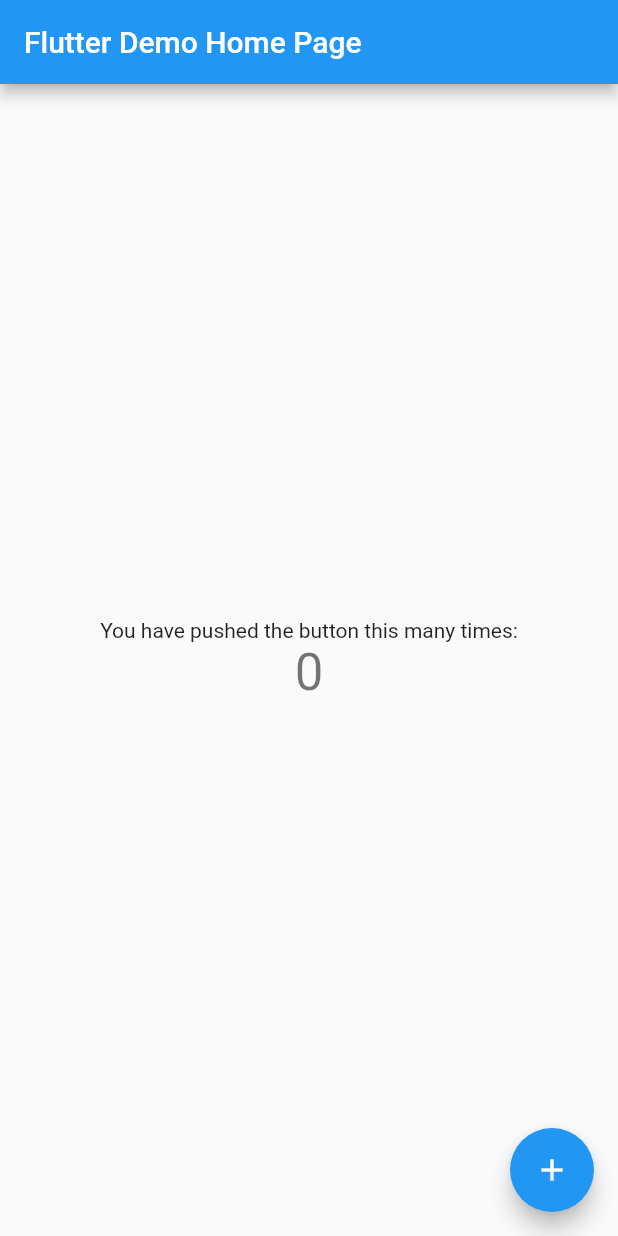
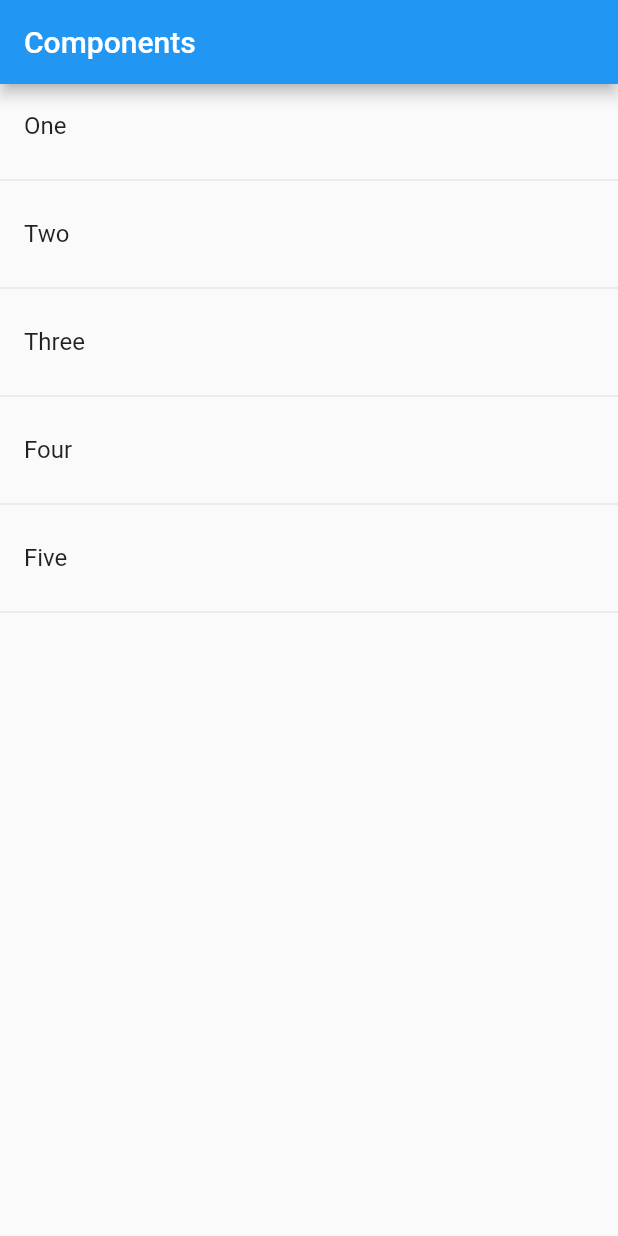
Before and after one commit to VictorParodi/Tools, a Flutter app: the screen it shows after launch, on a phone screen of 412 x 824 dp. Run offline on Flutter 3.47's test engine with Material 2 defaults, Android fonts, the phone set to English and light mode, and no system bars.

Commit message:
[app1] commit 1: using the ListView widget

```diff
--- a/lib/main.dart
+++ b/lib/main.dart
@@ -1,111 +1,15 @@
 import 'package:flutter/material.dart';
+import './src/pages/home_temp.dart';
 
 void main() => runApp(MyApp());
 
 class MyApp extends StatelessWidget {
-  // This widget is the root of your application.
   @override
   Widget build(BuildContext context) {
     return MaterialApp(
-      title: 'Flutter Demo',
-      theme: ThemeData(
-        // This is the theme of your application.
-        //
-        // Try running your application with "flutter run". You'll see the
-        // application has a blue toolbar. Then, without quitting the app, try
-        // changing the primarySwatch below to Colors.green and then invoke
-        // "hot reload" (press "r" in the console where you ran "flutter run",
-        // or simply save your changes to "hot reload" in a Flutter IDE).
-        // Notice that the counter didn't reset back to zero; the application
-        // is not restarted.
-        primarySwatch: Colors.blue,
-      ),
-      home: MyHomePage(title: 'Flutter Demo Home Page'),
+      debugShowCheckedModeBanner: false,
+      title: 'Material App',
+      home: new HomePageTemp(),
     );
   }
 }
-
-class MyHomePage extends StatefulWidget {
-  MyHomePage({Key key, this.title}) : super(key: key);
-
-  // This widget is the home page of your application. It is stateful, meaning
-  // that it has a State object (defined below) that contains fields that affect
-  // how it looks.
-
-  // This class is the configuration for the state. It holds the values (in this
-  // case the title) provided by the parent (in this case the App widget) and
-  // used by the build method of the State. Fields in a Widget subclass are
-  // always marked "final".
-
-  final String title;
-
-  @override
-  _MyHomePageState createState() => _MyHomePageState();
-}
-
-class _MyHomePageState extends State<MyHomePage> {
-  int _counter = 0;
-
-  void _incrementCounter() {
-    setState(() {
-      // This call to setState tells the Flutter framework that something has
-      // changed in this State, which causes it to rerun the build method below
-      // so that the display can reflect the updated values. If we changed
-      // _counter without calling setState(), then the build method would not be
-      // called again, and so nothing would appear to happen.
-      _counter++;
-    });
-  }
-
-  @override
-  Widget build(BuildContext context) {
-    // This method is rerun every time setState is called, for instance as done
-    // by the _incrementCounter method above.
-    //
-    // The Flutter framework has been optimized to make rerunning build methods
-    // fast, so that you can just rebuild anything that needs updating rather
-    // than having to individually change instances of widgets.
-    return Scaffold(
-      appBar: AppBar(
-        // Here we take the value from the MyHomePage object that was created by
-        // the App.build method, and use it to set our appbar title.
-        title: Text(widget.title),
-      ),
-      body: Center(
-        // Center is a layout widget. It takes a single child and positions it
-        // in the middle of the parent.
-        child: Column(
-          // Column is also a layout widget. It takes a list of children and
-          // arranges them vertically. By default, it sizes itself to fit its
-          // children horizontally, and tries to be as tall as its parent.
-          //
-          // Invoke "debug painting" (press "p" in the console, choose the
-          // "Toggle Debug Paint" action from the Flutter Inspector in Android
-          // Studio, or the "Toggle Debug Paint" command in Visual Studio Code)
-          // to see the wireframe for each widget.
-          //
-          // Column has various properties to control how it sizes itself and
-          // how it positions its children. Here we use mainAxisAlignment to
-          // center the children vertically; the main axis here is the vertical
-          // axis because Columns are vertical (the cross axis would be
-          // horizontal).
-          mainAxisAlignment: MainAxisAlignment.center,
-          children: <Widget>[
-            Text(
-              'You have pushed the button this many times:',
-            ),
-            Text(
-              '$_counter',
-              style: Theme.of(context).textTheme.display1,
-            ),
-          ],
-        ),
-      ),
-      floatingActionButton: FloatingActionButton(
-        onPressed: _incrementCounter,
-        tooltip: 'Increment',
-        child: Icon(Icons.add),
-      ), // This trailing comma makes auto-formatting nicer for build methods.
-    );
-  }
-}
--- /dev/null
+++ b/lib/src/pages/home_temp.dart
@@ -0,0 +1,27 @@
+import 'package:flutter/material.dart';
+
+class HomePageTemp extends StatelessWidget {
+  final options = ['One', 'Two', 'Three', 'Four', 'Five'];
+
+  @override
+  Widget build(BuildContext context) {
+    return Scaffold(
+      appBar: AppBar(title: Text('Components')),
+      body: ListView(
+        children: _createItems(),
+      )
+    );
+  }
+
+  List<Widget> _createItems() {
+    List<Widget> itemList = new List<Widget>();
+
+    for (var option in options) {
+      final item = ListTile(title: Text(option));
+      itemList..add(item)
+              ..add(Divider());
+    }
+
+    return itemList;
+  }
+}
```
